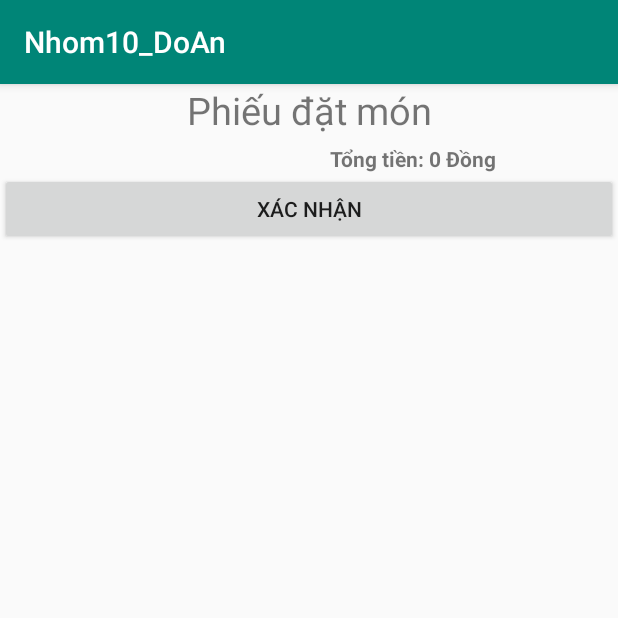
After one commit to cuong1460165/Android_QuanLyQuanAn, an Android app: the order_main screen opened directly, with no data from a screen before it, on a phone screen of 412 x 824 dp, the top half of it. The commit adds this screen. Run offline under Robolectric (Android 15) with nearby library versions, the phone set to English and light mode, and no system bars.

Commit message:
Order row

```diff
--- a/app/src/main/AndroidManifest.xml
+++ b/app/src/main/AndroidManifest.xml
@@ -16,6 +16,8 @@
         <activity android:name=".menu" />
         <activity android:name=".Booking_detail" />
         <activity android:name=".Checkin" />
+        <activity android:name=".order_main" />
+        <activity android:name=".order_activity" />
         <activity android:name=".register_activity" />
         <activity android:name=".login_activity">
             <intent-filter>
--- /dev/null
+++ b/app/src/main/java/com/example/nhom10_doan/GridviewAdapter_Order_Main.java
@@ -0,0 +1,61 @@
+package com.example.nhom10_doan;
+
+import android.content.Context;
+import android.view.LayoutInflater;
+import android.view.View;
+import android.view.ViewGroup;
+import android.widget.BaseAdapter;
+import android.widget.EditText;
+import android.widget.ImageView;
+import android.widget.TextView;
+
+import java.util.ArrayList;
+
+public class GridviewAdapter_Order_Main extends BaseAdapter {
+    private Context context;
+    private ArrayList<String> name;
+    private ArrayList<Integer> solg;
+    private ArrayList<Integer> tien;
+
+    public GridviewAdapter_Order_Main(Context context, ArrayList<String> name, ArrayList<Integer> solg, ArrayList<Integer> tien ) {
+        this.context = context;
+        this.name = name;
+        this.solg = solg;
+        this.tien = tien;
+    }
+
+    @Override
+    public int getCount() {
+        return name.size();
+    }
+
+    @Override
+    public Object getItem(int position) {
+        return null;
+    }
+
+    @Override
+    public long getItemId(int position) {
+        return 0;
+    }
+
+    @Override
+    public View getView(int position, View convertView, ViewGroup parent) {
+        LayoutInflater layoutInflater = (LayoutInflater)context.getSystemService(Context.LAYOUT_INFLATER_SERVICE);
+        convertView = layoutInflater.inflate(R.layout.gridview_order_main_row,null);
+        TextView textView = (TextView)convertView.findViewById(R.id.namefood);
+        TextView textView2 = (TextView)convertView.findViewById(R.id.soluong);
+        TextView textView3 = (TextView)convertView.findViewById(R.id.tien);
+
+        textView.setText(name.get(position));
+        textView2.setText(solg.get(position).toString());
+        textView3.setText(tien.get(position).toString());
+
+        return convertView;
+    }
+
+    public ArrayList<Integer> getSolg()
+    {
+        return this.solg;
+    }
+}
--- /dev/null
+++ b/app/src/main/java/com/example/nhom10_doan/order_main.java
@@ -0,0 +1,55 @@
+package com.example.nhom10_doan;
+
+import android.content.Intent;
+import android.support.v7.app.AppCompatActivity;
+import android.os.Bundle;
+import android.view.View;
+import android.widget.Button;
+import android.widget.GridView;
+import android.widget.TextView;
+import android.widget.Toast;
+
+import org.w3c.dom.Text;
+
+import java.util.ArrayList;
+
+public class order_main extends AppCompatActivity {
+    ArrayList<String> name = new ArrayList();
+    ArrayList<Integer> solg = new ArrayList();
+    ArrayList<Integer> tien = new ArrayList();
+
+    @Override
+    protected void onCreate(Bundle savedInstanceState) {
+        Intent intent = getIntent();
+        Bundle bundle = intent.getExtras();
+        if (bundle != null) {
+            name = bundle.getStringArrayList("name");
+            solg = bundle.getIntegerArrayList("solg");
+            tien = bundle.getIntegerArrayList("tien");
+        }
+        super.onCreate(savedInstanceState);
+        setContentView(R.layout.activity_order_main);
+        final GridView gridView = (GridView) findViewById(R.id.orderf);
+        final GridviewAdapter_Order_Main gridViewAdapter = new GridviewAdapter_Order_Main(this, name, solg, tien);
+        gridView.setAdapter(gridViewAdapter);
+        Integer tongtien = 0;
+        Integer i = 0;
+        for (Integer item:tien) {
+            tongtien = tongtien + solg.get(i) * item;
+            i++;
+        }
+        TextView tt = (TextView)findViewById(R.id.tongtien);
+        tt.setText(tongtien.toString());
+        Button ht = (Button)findViewById(R.id.hoanthanh);
+        ht.setOnClickListener(new View.OnClickListener() {
+            @Override
+            public void onClick(View v) {
+                Intent intent1 = new Intent(order_main.this, MainActivity.class);
+                startActivity(intent1);
+
+            }
+        });
+    }
+
+
+}
--- a/app/src/main/res/layout/activity_order.xml
+++ b/app/src/main/res/layout/activity_order.xml
@@ -34,21 +34,15 @@
             android:layout_height="wrap_content"
             android:orientation="vertical">
         <GridView
-                    android:padding="5dp"
-                    android:verticalSpacing="5dp"
             android:id="@+id/orderGV"
             android:layout_weight="1"
             android:layout_width="match_parent"
             android:layout_height="match_parent">
         </GridView>
         <Button
-                    android:layout_marginHorizontal="40dp"
-                    android:layout_marginBottom="5dp"
             android:id="@+id/datmonbtn"
             android:layout_width="match_parent"
             android:layout_height="match_parent"
-                    android:background="@drawable/bg_btn"
-                    android:textColor="@color/colorWhite"
             android:text="Hoàn thành"/>
         </LinearLayout>
     </LinearLayout>
--- /dev/null
+++ b/app/src/main/res/layout/activity_order_main.xml
@@ -0,0 +1,67 @@
+<?xml version="1.0" encoding="utf-8"?>
+<RelativeLayout xmlns:android="http://schemas.android.com/apk/res/android"
+    android:layout_width="match_parent"
+    android:layout_height="match_parent"
+    android:orientation="vertical">
+    <LinearLayout
+        android:layout_width="match_parent"
+        android:layout_height="wrap_content"
+        android:orientation="vertical">
+        <LinearLayout
+            android:layout_width="match_parent"
+            android:layout_height="40dp"
+            android:orientation="vertical">
+
+            <TextView
+                android:layout_gravity="center"
+                android:layout_width="match_parent"
+                android:layout_height="match_parent"
+                android:text="Phiếu đặt món"
+                android:textAlignment="center"
+                android:textSize="25dp"/>
+        </LinearLayout>
+        <LinearLayout
+            android:layout_width="match_parent"
+            android:layout_height="match_parent"
+            android:orientation="horizontal">
+            <LinearLayout
+                android:layout_width="match_parent"
+                android:layout_height="wrap_content"
+                android:orientation="vertical">
+                <GridView
+                    android:id="@+id/orderf"
+                    android:layout_weight="1"
+                    android:layout_width="match_parent"
+                    android:layout_height="match_parent">
+                </GridView>
+                <LinearLayout
+                    android:layout_width="match_parent"
+                    android:layout_height="wrap_content"
+                    android:orientation="horizontal">
+                <TextView
+                    android:textStyle="bold"
+                    android:layout_width="wrap_content"
+                    android:layout_height="match_parent"
+                    android:text="Tổng tiền: "
+                    android:paddingLeft="220dp"/>
+                <TextView
+                    android:textStyle="bold"
+                    android:id="@+id/tongtien"
+                    android:layout_width="wrap_content"
+                    android:layout_height="match_parent"
+                    android:text="0"/>
+                    <TextView
+                        android:textStyle="bold"
+                        android:layout_width="wrap_content"
+                        android:layout_height="match_parent"
+                        android:text=" Đồng"/>
+                </LinearLayout>
+                <Button
+                    android:id="@+id/hoanthanh"
+                    android:layout_width="match_parent"
+                    android:layout_height="match_parent"
+                    android:text="Xác nhận"/>
+            </LinearLayout>
+        </LinearLayout>
+    </LinearLayout>
+</RelativeLayout>
```
Also changed, not shown: app/src/main/res/layout/gridview_order_main_row.xml (added, +57 -0 lines), app/src/main/res/layout/gridview_order_row.xml (added, +63 -0 lines). Lines whose indentation alone changed are shown as unchanged.
